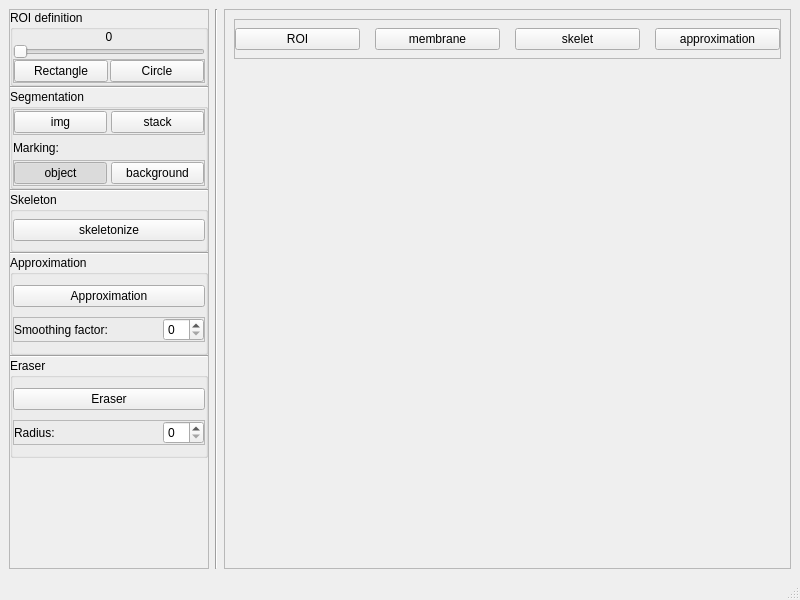
Qt form memskel/memskel.ui (mazoku/MemSkel) before a commit.
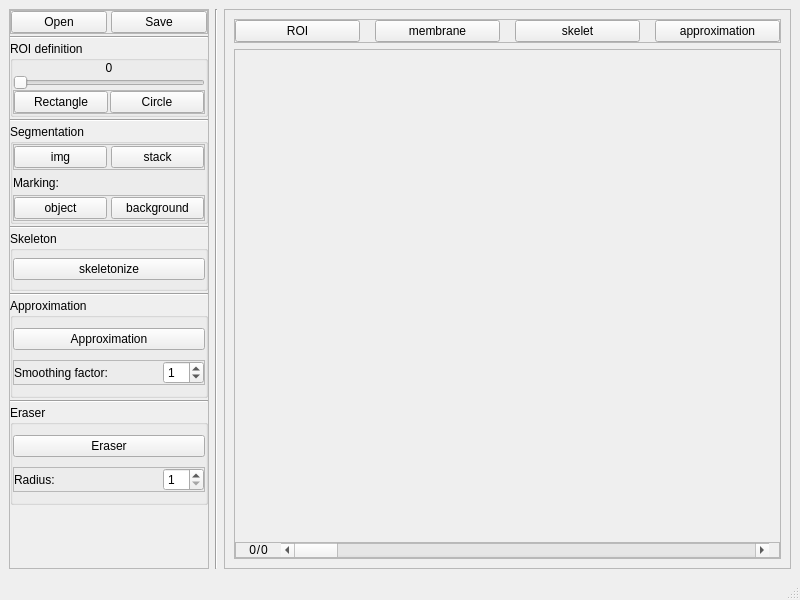
The same form after that commit.

The edit to the form file:
```diff
--- a/memskel/memskel.ui
+++ b/memskel/memskel.ui
@@ -43,11 +43,50 @@
       </property>
       <layout class="QVBoxLayout" name="verticalLayout_2">
        <property name="spacing">
-        <number>0</number>
+        <number>2</number>
        </property>
        <property name="margin">
         <number>0</number>
        </property>
+       <item>
+        <widget class="QFrame" name="frame_6">
+         <property name="frameShape">
+          <enum>QFrame::StyledPanel</enum>
+         </property>
+         <property name="frameShadow">
+          <enum>QFrame::Raised</enum>
+         </property>
+         <layout class="QHBoxLayout" name="horizontalLayout_8">
+          <property name="spacing">
+           <number>4</number>
+          </property>
+          <property name="margin">
+           <number>0</number>
+          </property>
+          <item>
+           <widget class="QPushButton" name="open_BTN">
+            <property name="text">
+             <string>Open</string>
+            </property>
+           </widget>
+          </item>
+          <item>
+           <widget class="QPushButton" name="save_BTN">
+            <property name="text">
+             <string>Save</string>
+            </property>
+           </widget>
+          </item>
+         </layout>
+        </widget>
+       </item>
+       <item>
+        <widget class="Line" name="line_6">
+         <property name="orientation">
+          <enum>Qt::Horizontal</enum>
+         </property>
+        </widget>
+       </item>
        <item>
         <widget class="QGroupBox" name="thresholding_GB">
          <property name="minimumSize">
@@ -229,12 +268,6 @@
                <property name="checkable">
                 <bool>true</bool>
                </property>
-               <property name="checked">
-                <bool>true</bool>
-               </property>
-               <property name="autoExclusive">
-                <bool>true</bool>
-               </property>
               </widget>
              </item>
              <item>
@@ -383,6 +416,12 @@
                  <height>16777215</height>
                 </size>
                </property>
+               <property name="maximum">
+                <number>10</number>
+               </property>
+               <property name="value">
+                <number>1</number>
+               </property>
               </widget>
              </item>
             </layout>
@@ -477,6 +516,15 @@
                  <height>16777215</height>
                 </size>
                </property>
+               <property name="minimum">
+                <number>1</number>
+               </property>
+               <property name="maximum">
+                <number>50</number>
+               </property>
+               <property name="value">
+                <number>1</number>
+               </property>
               </widget>
              </item>
             </layout>
@@ -582,10 +630,140 @@
         </widget>
        </item>
        <item>
-        <widget class="QLabel" name="canvas_L">
-         <property name="text">
-          <string/>
+        <widget class="QFrame" name="frame_7">
+         <property name="frameShape">
+          <enum>QFrame::StyledPanel</enum>
          </property>
+         <property name="frameShadow">
+          <enum>QFrame::Raised</enum>
+         </property>
+         <layout class="QVBoxLayout" name="verticalLayout_9">
+          <property name="spacing">
+           <number>2</number>
+          </property>
+          <property name="margin">
+           <number>0</number>
+          </property>
+          <item>
+           <widget class="QLabel" name="canvas_L">
+            <property name="sizePolicy">
+             <sizepolicy hsizetype="MinimumExpanding" vsizetype="MinimumExpanding">
+              <horstretch>0</horstretch>
+              <verstretch>0</verstretch>
+             </sizepolicy>
+            </property>
+            <property name="text">
+             <string/>
+            </property>
+           </widget>
+          </item>
+          <item>
+           <widget class="QFrame" name="slice_slider_F">
+            <property name="sizePolicy">
+             <sizepolicy hsizetype="Minimum" vsizetype="Preferred">
+              <horstretch>0</horstretch>
+              <verstretch>0</verstretch>
+             </sizepolicy>
+            </property>
+            <property name="frameShape">
+             <enum>QFrame::StyledPanel</enum>
+            </property>
+            <property name="frameShadow">
+             <enum>QFrame::Raised</enum>
+            </property>
+            <layout class="QHBoxLayout" name="horizontalLayout_9">
+             <property name="spacing">
+              <number>0</number>
+             </property>
+             <property name="leftMargin">
+              <number>0</number>
+             </property>
+             <property name="topMargin">
+              <number>0</number>
+             </property>
+             <property name="rightMargin">
+              <number>10</number>
+             </property>
+             <property name="bottomMargin">
+              <number>0</number>
+             </property>
+             <item>
+              <widget class="QLabel" name="actual_slice_LBL">
+               <property name="minimumSize">
+                <size>
+                 <width>20</width>
+                 <height>0</height>
+                </size>
+               </property>
+               <property name="maximumSize">
+                <size>
+                 <width>20</width>
+                 <height>16777215</height>
+                </size>
+               </property>
+               <property name="text">
+                <string>0</string>
+               </property>
+               <property name="alignment">
+                <set>Qt::AlignRight|Qt::AlignTrailing|Qt::AlignVCenter</set>
+               </property>
+              </widget>
+             </item>
+             <item>
+              <widget class="QLabel" name="label_4">
+               <property name="maximumSize">
+                <size>
+                 <width>5</width>
+                 <height>16777215</height>
+                </size>
+               </property>
+               <property name="text">
+                <string>/</string>
+               </property>
+               <property name="alignment">
+                <set>Qt::AlignCenter</set>
+               </property>
+              </widget>
+             </item>
+             <item>
+              <widget class="QLabel" name="max_slice_LBL">
+               <property name="sizePolicy">
+                <sizepolicy hsizetype="Preferred" vsizetype="Minimum">
+                 <horstretch>0</horstretch>
+                 <verstretch>0</verstretch>
+                </sizepolicy>
+               </property>
+               <property name="minimumSize">
+                <size>
+                 <width>20</width>
+                 <height>0</height>
+                </size>
+               </property>
+               <property name="maximumSize">
+                <size>
+                 <width>20</width>
+                 <height>16777215</height>
+                </size>
+               </property>
+               <property name="text">
+                <string>0</string>
+               </property>
+               <property name="alignment">
+                <set>Qt::AlignLeading|Qt::AlignLeft|Qt::AlignVCenter</set>
+               </property>
+              </widget>
+             </item>
+             <item>
+              <widget class="QScrollBar" name="slice_SB">
+               <property name="orientation">
+                <enum>Qt::Horizontal</enum>
+               </property>
+              </widget>
+             </item>
+            </layout>
+           </widget>
+          </item>
+         </layout>
         </widget>
        </item>
       </layout>
```
Left out of the diff: 22 changed lines with no effect on the pictures.
